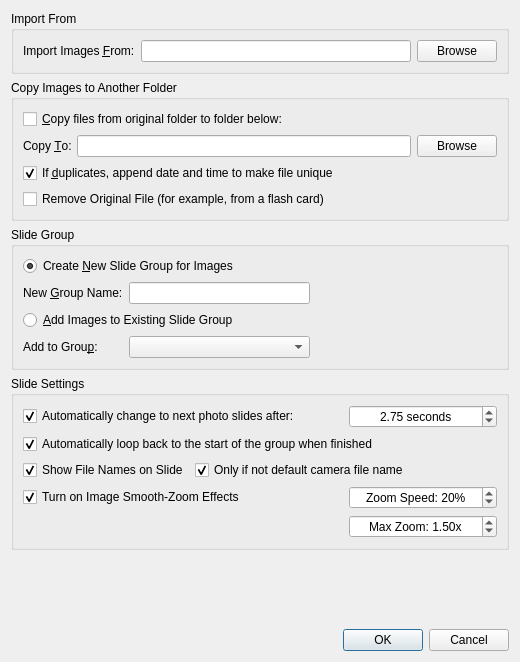
First picture: the form in src/ImageImportDialog.ui, repository google-code-export/dviz, before the edit.
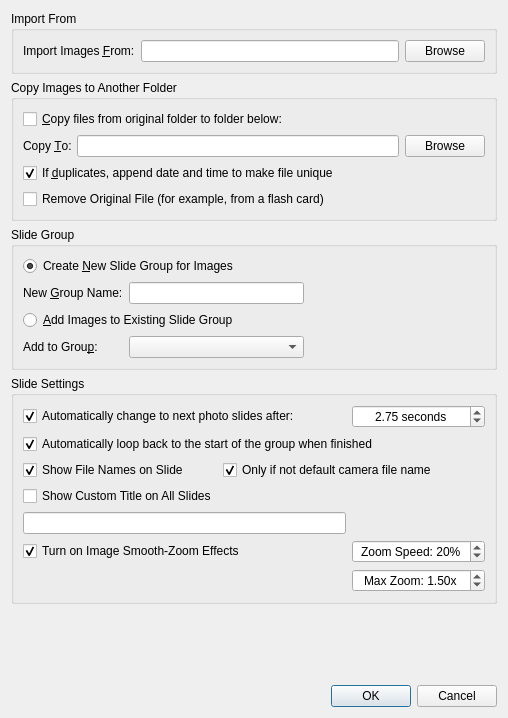
Second picture: the form after the edit.

Commit message: QuickSlide Feature works. Fixed song lyric pixmap generation for list views messing up layouts. Took off name length limits in media browser. Updated MB/DirListModel to clear icon gen queue upon changing directories. Also cleared icon gen queue in SlideGroupListModel when changing slide groups. Changed default zoom factor in GenericItemConfig to 1.5 instead of 1.01. Now properly initalizes zoom factor in AbstractVisualItem so it doesnt get junk data in the file.

Diff of the .ui file:
```diff
--- a/src/ImageImportDialog.ui
+++ b/src/ImageImportDialog.ui
@@ -6,8 +6,8 @@
    <rect>
     <x>0</x>
     <y>0</y>
-    <width>520</width>
-    <height>662</height>
+    <width>508</width>
+    <height>718</height>
    </rect>
   </property>
   <property name="windowTitle">
@@ -210,7 +210,7 @@
         </property>
        </widget>
       </item>
-      <item row="3" column="0" colspan="2">
+      <item row="6" column="0" colspan="2">
        <widget class="QCheckBox" name="zoomImage">
         <property name="text">
          <string>Turn on Image Smooth-Zoom Effects</string>
@@ -230,7 +230,7 @@
         </property>
        </widget>
       </item>
-      <item row="4" column="2">
+      <item row="7" column="2">
        <widget class="QDoubleSpinBox" name="zoomFactor">
         <property name="alignment">
          <set>Qt::AlignCenter</set>
@@ -255,7 +255,7 @@
         </property>
        </widget>
       </item>
-      <item row="3" column="2">
+      <item row="6" column="2">
        <widget class="QSpinBox" name="zoomSpeed">
         <property name="alignment">
          <set>Qt::AlignCenter</set>
@@ -277,6 +277,16 @@
         </property>
        </widget>
       </item>
+      <item row="3" column="0">
+       <widget class="QCheckBox" name="addCustomTitle">
+        <property name="text">
+         <string>Show Custom Title on All Slides</string>
+        </property>
+       </widget>
+      </item>
+      <item row="5" column="0" colspan="2">
+       <widget class="QLineEdit" name="customTitle"/>
+      </item>
      </layout>
     </widget>
    </item>
```
Left out of the diff: 22 changed lines with no effect on the pictures. The commit also changes 16 other files.
